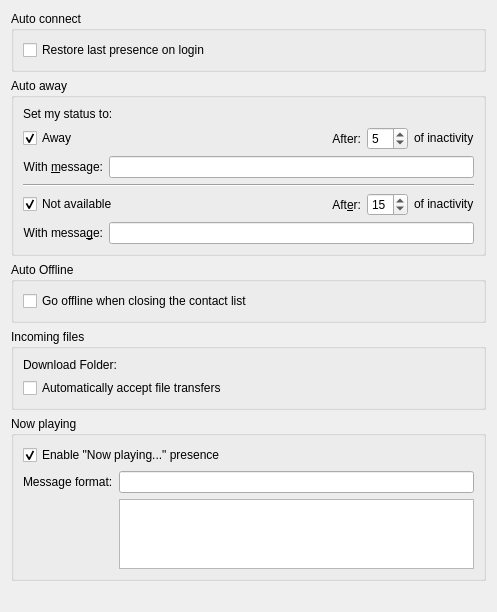
Qt form config/telepathy-kded-config.ui (KDE/ktp-kded-module) before a commit.
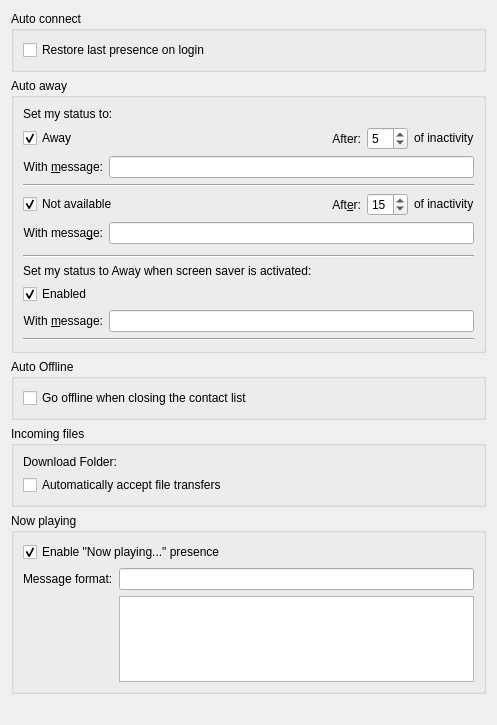
The same form after that commit. Custom widgets are drawn as their Qt base class.

Commit message:
Plugin to set status "Away" when screen gets locked
FIXED-IN: 0.7.0

Patch:
```diff
--- a/config/telepathy-kded-config.ui
+++ b/config/telepathy-kded-config.ui
@@ -7,7 +7,7 @@
     <x>0</x>
     <y>0</y>
     <width>497</width>
-    <height>584</height>
+    <height>725</height>
    </rect>
   </property>
   <layout class="QVBoxLayout" name="verticalLayout">
@@ -238,6 +238,98 @@
         </item>
        </layout>
       </item>
+      <item>
+       <spacer name="verticalSpacerScreenSaverAway">
+        <property name="orientation">
+         <enum>Qt::Vertical</enum>
+        </property>
+        <property name="sizeType">
+         <enum>QSizePolicy::Fixed</enum>
+        </property>
+        <property name="sizeHint" stdset="0">
+         <size>
+          <width>20</width>
+          <height>5</height>
+         </size>
+        </property>
+       </spacer>
+      </item>
+      <item>
+       <widget class="Line" name="line_2">
+        <property name="orientation">
+         <enum>Qt::Horizontal</enum>
+        </property>
+       </widget>
+      </item>
+      <item>
+       <layout class="QVBoxLayout" name="verticalLayout_3">
+        <item>
+         <widget class="QLabel" name="labelScreenSaverAway">
+          <property name="text">
+           <string>Set my status to Away when screen saver is activated:</string>
+          </property>
+         </widget>
+        </item>
+        <item>
+         <layout class="QVBoxLayout" name="verticalLayoutScreenSaverAway">
+          <item>
+           <layout class="QHBoxLayout" name="away_check_layout">
+            <item>
+             <widget class="QCheckBox" name="m_screenSaverAwayCheckBox">
+              <property name="text">
+               <string>Enabled</string>
+              </property>
+              <property name="checked">
+               <bool>true</bool>
+              </property>
+             </widget>
+            </item>
+            <item>
+             <spacer name="screenSaverAway_spaces">
+              <property name="orientation">
+               <enum>Qt::Horizontal</enum>
+              </property>
+              <property name="sizeHint" stdset="0">
+               <size>
+                <width>40</width>
+                <height>20</height>
+               </size>
+              </property>
+             </spacer>
+            </item>
+           </layout>
+          </item>
+          <item>
+           <layout class="QHBoxLayout" name="screenSaverAway_layout">
+            <item>
+             <widget class="QLabel" name="m_screenSaverAwayLabel">
+              <property name="text">
+               <string>With &amp;message:</string>
+              </property>
+              <property name="alignment">
+               <set>Qt::AlignRight|Qt::AlignTrailing|Qt::AlignVCenter</set>
+              </property>
+              <property name="buddy">
+               <cstring>m_screenSaverAwayMessage</cstring>
+              </property>
+             </widget>
+            </item>
+            <item>
+             <widget class="KLineEdit" name="m_screenSaverAwayMessage"/>
+            </item>
+           </layout>
+          </item>
+          <item>
+           <widget class="Line" name="line">
+            <property name="orientation">
+             <enum>Qt::Horizontal</enum>
+            </property>
+           </widget>
+          </item>
+         </layout>
+        </item>
+       </layout>
+      </item>
      </layout>
     </widget>
    </item>
```
Left out of the diff: 2 changed lines with no effect on the pictures. The commit also changes 5 other files.
